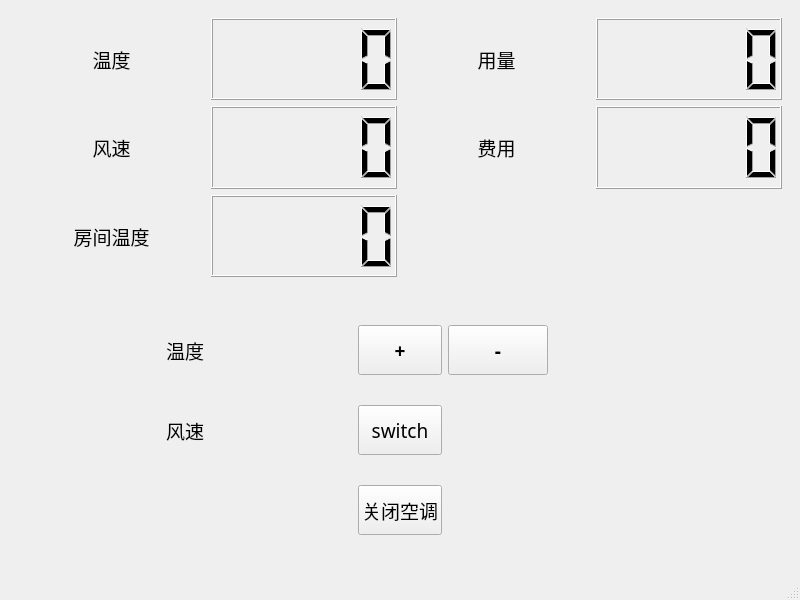
Qt form Slave/slavecontrolwindow.ui (L-Jay1999/DistributedTemperatureControlSystem) before a commit.
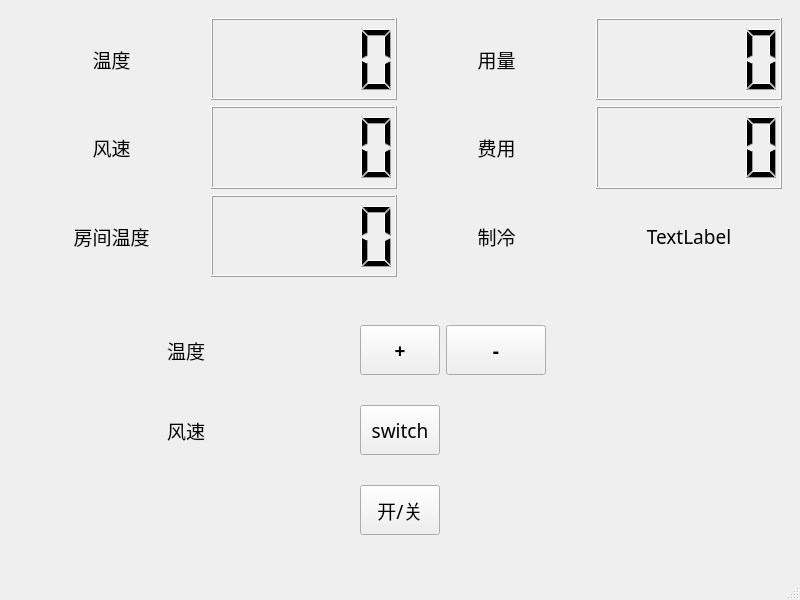
The same form after that commit.

Diff of the .ui file:
```diff
--- a/Slave/slavecontrolwindow.ui
+++ b/Slave/slavecontrolwindow.ui
@@ -115,6 +115,38 @@
        <item row="2" column="1">
         <widget class="QLCDNumber" name="_roomtemperature_lcd"/>
        </item>
+       <item row="2" column="2">
+        <widget class="QLabel" name="_mode_text">
+         <property name="font">
+          <font>
+           <family>微软雅黑</family>
+           <pointsize>14</pointsize>
+          </font>
+         </property>
+         <property name="text">
+          <string>制冷</string>
+         </property>
+         <property name="alignment">
+          <set>Qt::AlignCenter</set>
+         </property>
+        </widget>
+       </item>
+       <item row="2" column="3">
+        <widget class="QLabel" name="_wind">
+         <property name="font">
+          <font>
+           <family>微软雅黑</family>
+           <pointsize>14</pointsize>
+          </font>
+         </property>
+         <property name="text">
+          <string>TextLabel</string>
+         </property>
+         <property name="alignment">
+          <set>Qt::AlignCenter</set>
+         </property>
+        </widget>
+       </item>
       </layout>
      </widget>
     </item>
@@ -251,7 +283,7 @@
           </font>
          </property>
          <property name="text">
-          <string>关闭空调</string>
+          <string>开/关</string>
          </property>
         </widget>
        </item>
```
